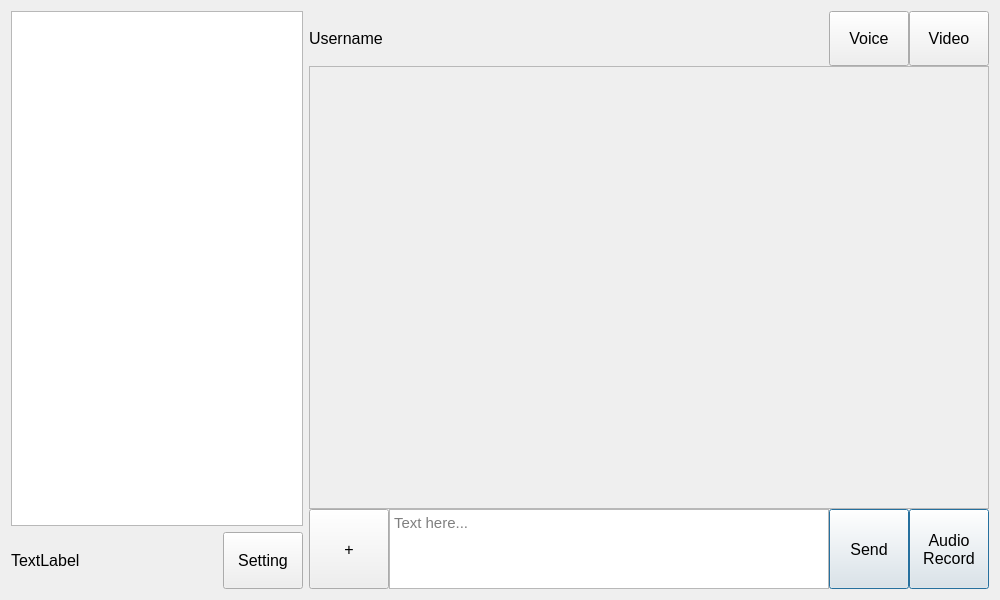
This is UI/home.ui in jack41402/Networking-Final as Qt 5 draws it before an edit. The edited form follows.
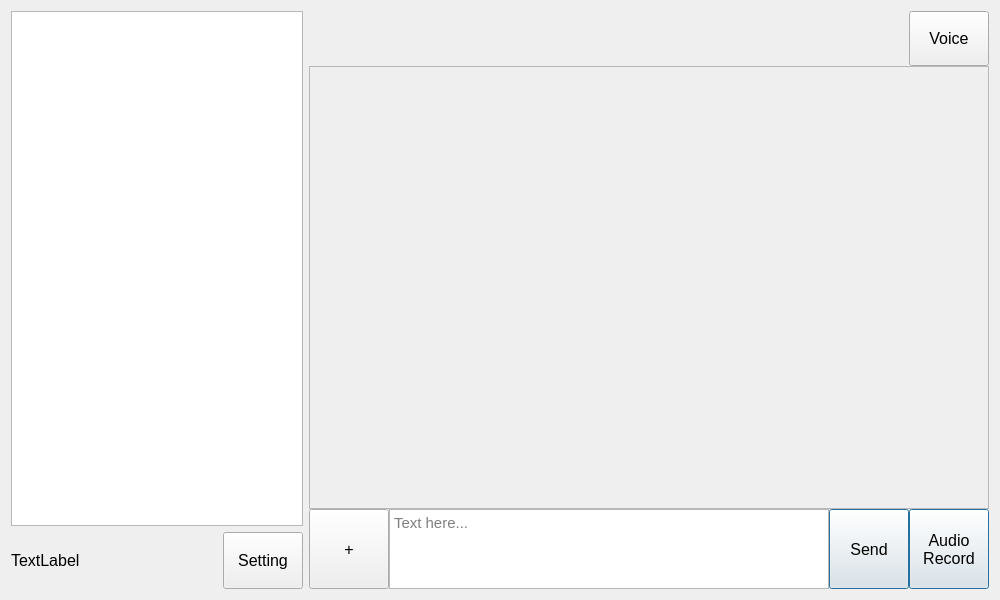
This is the edited form.

Commit message: Remove redundant button from UI

Diff of the .ui file:
```diff
--- a/UI/home.ui
+++ b/UI/home.ui
@@ -65,7 +65,7 @@
       <number>0</number>
      </property>
      <item>
-      <layout class="QHBoxLayout" name="horizontalLayout_10" stretch="3,2,0,0">
+      <layout class="QHBoxLayout" name="horizontalLayout_10" stretch="3,2,0">
        <property name="spacing">
         <number>0</number>
        </property>
@@ -78,7 +78,7 @@
           </font>
          </property>
          <property name="text">
-          <string>Username</string>
+          <string/>
          </property>
         </widget>
        </item>
@@ -123,31 +123,6 @@
          </property>
         </widget>
        </item>
-       <item>
-        <widget class="QPushButton" name="VideoCall_Button">
-         <property name="sizePolicy">
-          <sizepolicy hsizetype="Preferred" vsizetype="Preferred">
-           <horstretch>0</horstretch>
-           <verstretch>0</verstretch>
-          </sizepolicy>
-         </property>
-         <property name="maximumSize">
-          <size>
-           <width>16777215</width>
-           <height>16777215</height>
-          </size>
-         </property>
-         <property name="font">
-          <font>
-           <family>Arial</family>
-           <pointsize>12</pointsize>
-          </font>
-         </property>
-         <property name="text">
-          <string>Video</string>
-         </property>
-        </widget>
-       </item>
       </layout>
      </item>
      <item>
```
Left out of the diff: 19 changed lines with no effect on the pictures. The commit also changes 2 other files.
